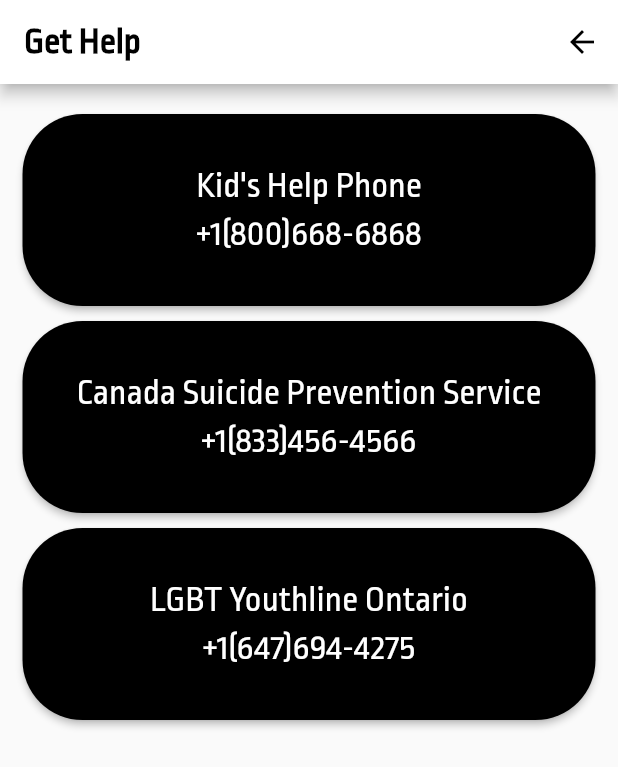
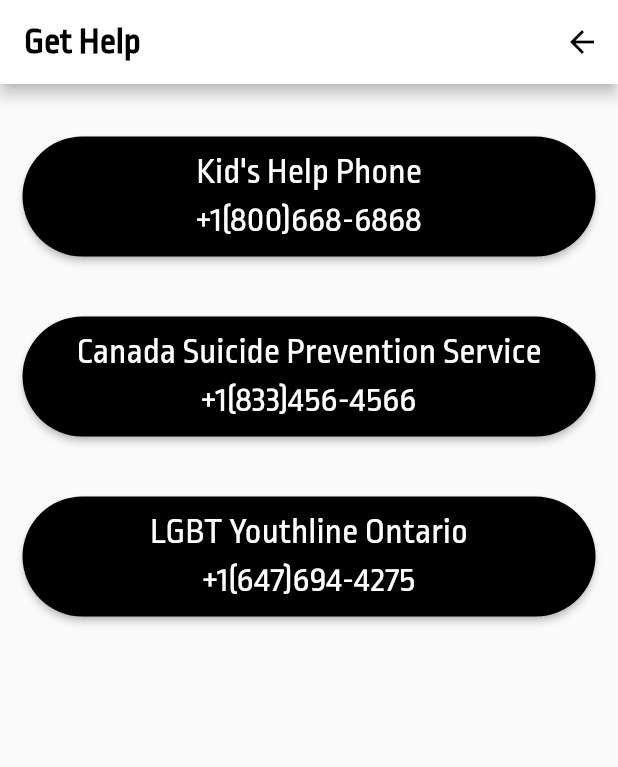
Before and after one commit to frc4039/InnovationChallenge2021, a Flutter app: the GetHelpPage screen opened directly, on a phone screen of 412 x 824 dp. Shown: the top 767 px of the screen. Run offline on Flutter 3.47's test engine with Material 2 defaults, Android fonts, the phone set to English and light mode, and no system bars; our stand-ins replace flutter_local_notifications, percent_indicator.

Commit message:
visual changes to get help buttons

```diff
--- a/lib/getHelpFile.dart
+++ b/lib/getHelpFile.dart
@@ -53,7 +53,7 @@ class _GetHelpPageState extends State<GetHelpPage> {
         padding: EdgeInsets.all(15.0),
         child: ListView(children: <Widget>[
           Padding(
-            padding: EdgeInsets.symmetric(vertical: 5.0),
+            padding: EdgeInsets.symmetric(vertical: 20.0),
             child: ElevatedButton(
               style: ElevatedButton.styleFrom(
                 onPrimary: Colors.white,
@@ -67,14 +67,17 @@ class _GetHelpPageState extends State<GetHelpPage> {
               onPressed: () {
                 launch("tel://18006686868");
               },
+              child: Padding(
+                padding: EdgeInsets.all(8),
                 child: Text(
-                "\nKid's Help Phone\n+1(800)668-6868\n",
+                  "Kid's Help Phone\n+1(800)668-6868",
                   textAlign: TextAlign.center,
                 ),
               ),
             ),
+          ),
           Padding(
-            padding: EdgeInsets.symmetric(vertical: 5.0),
+            padding: EdgeInsets.symmetric(vertical: 20.0),
             child: ElevatedButton(
               style: ElevatedButton.styleFrom(
                 onPrimary: Colors.white,
@@ -88,14 +91,17 @@ class _GetHelpPageState extends State<GetHelpPage> {
               onPressed: () {
                 launch("tel://18334564566");
               },
+              child: Padding(
+                padding: EdgeInsets.all(8),
                 child: Text(
-                "\nCanada Suicide Prevention Service\n+1(833)456-4566\n",
+                  "Canada Suicide Prevention Service\n+1(833)456-4566",
                   textAlign: TextAlign.center,
                 ),
               ),
             ),
+          ),
           Padding(
-            padding: EdgeInsets.symmetric(vertical: 5.0),
+            padding: EdgeInsets.symmetric(vertical: 20.0),
             child: ElevatedButton(
               style: ElevatedButton.styleFrom(
                 onPrimary: Colors.white,
@@ -109,9 +115,12 @@ class _GetHelpPageState extends State<GetHelpPage> {
               onPressed: () {
                 launch("tel://16476944275");
               },
+              child: Padding(
+                padding: EdgeInsets.all(8),
                 child: Text(
-                "\nLGBT Youthline Ontario\n+1(647)694-4275\n",
+                  "LGBT Youthline Ontario\n+1(647)694-4275",
                   textAlign: TextAlign.center,
+                ),
               ),
             ),
           ),
```
Lines whose indentation alone changed are shown as unchanged.
